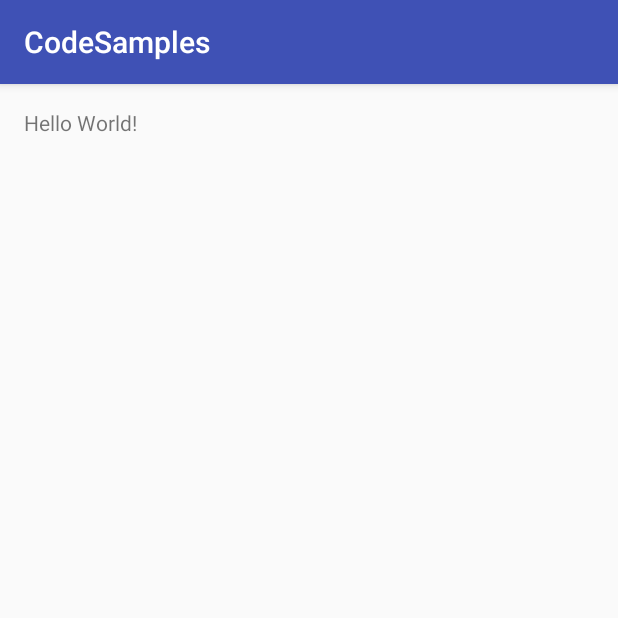
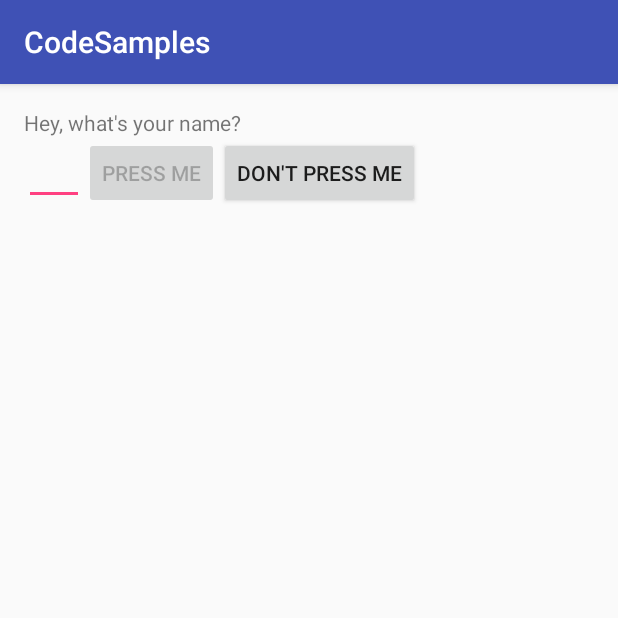
Before and after one commit to auval/AndroidWorkshop, an Android app: the screen it shows after launch (MainActivity), on a phone screen of 412 x 824 dp, the top half of it. Run offline under Robolectric (Android 15) with nearby library versions, the phone set to English and light mode, and no system bars.

Commit message:
Added link to lecture slides #2 Added an example

```diff
--- a/app/src/main/java/org/shenkar/auval/codesamples/MainActivity.java
+++ b/app/src/main/java/org/shenkar/auval/codesamples/MainActivity.java
@@ -1,13 +1,68 @@
 package org.shenkar.auval.codesamples;
 
+import android.os.Bundle;
 import android.support.v7.app.AppCompatActivity;
-import android.os.Bundle;
+import android.text.Editable;
+import android.text.TextWatcher;
+import android.view.View;
+import android.widget.EditText;
+import android.widget.Toast;
 
+/**
+ * Lesson 2 example:
+ * - Relative Layout
+ * - findViewById
+ * - setting listeners
+ *
+ * Warning: Hard-coded strings and not RTL in mind yet
+ *
+ * @author Amir
+ */
 public class MainActivity extends AppCompatActivity {
+    EditText name;
 
     @Override
     protected void onCreate(Bundle savedInstanceState) {
         super.onCreate(savedInstanceState);
         setContentView(R.layout.activity_main);
+
+        name = (EditText) findViewById(R.id.the_name);
+
+        final View b1 = findViewById(R.id.button1);
+
+        name.addTextChangedListener(new TextWatcher() {
+            @Override
+            public void beforeTextChanged(CharSequence charSequence, int i, int i1, int i2) {
+
+            }
+
+            @Override
+            public void onTextChanged(CharSequence charSequence, int i, int i1, int i2) {
+
+            }
+
+            @Override
+            public void afterTextChanged(Editable editable) {
+                if (editable.length() > 0) {
+                    b1.setEnabled(true);
+                } else {
+                    b1.setEnabled(false);
+                }
+            }
+        });
+        final View b2 = findViewById(R.id.button2);
+        b2.setOnClickListener(new View.OnClickListener() {
+            @Override
+            public void onClick(View view) {
+                name.setText("Boo!");
+            }
+        });
+
     }
+
+    public void buttonWasPressed(View v) {
+        Toast.makeText(this, "hello " + name.getText(), Toast.LENGTH_LONG).show();
+    }
+
+
 }
--- a/app/src/main/res/layout/activity_main.xml
+++ b/app/src/main/res/layout/activity_main.xml
@@ -1,7 +1,7 @@
 <?xml version="1.0" encoding="utf-8"?>
-<RelativeLayout xmlns:android="http://schemas.android.com/apk/res/android"
+<RelativeLayout android:id="@+id/activity_main"
+                xmlns:android="http://schemas.android.com/apk/res/android"
                 xmlns:tools="http://schemas.android.com/tools"
-    android:id="@+id/activity_main"
                 android:layout_width="match_parent"
                 android:layout_height="match_parent"
                 android:paddingBottom="@dimen/activity_vertical_margin"
@@ -11,7 +11,34 @@
                 tools:context="org.shenkar.auval.codesamples.MainActivity">
 
     <TextView
+        android:id="@+id/hello"
         android:layout_width="wrap_content"
         android:layout_height="wrap_content"
-        android:text="Hello World!" />
+        android:text="Hey, what's your name?"/>
+
+    <EditText
+        android:id="@+id/the_name"
+        android:layout_width="wrap_content"
+        android:layout_height="wrap_content"
+        android:layout_below="@+id/hello"
+        android:minWidth="40dp"/>
+
+    <Button
+        android:id="@+id/button1"
+        android:layout_width="wrap_content"
+        android:layout_height="wrap_content"
+        android:layout_alignBaseline="@+id/the_name"
+        android:layout_toRightOf="@id/the_name"
+        android:enabled="false"
+        android:onClick="buttonWasPressed"
+        android:text="Press Me"/>
+
+    <Button
+        android:id="@+id/button2"
+        android:layout_width="wrap_content"
+        android:layout_height="wrap_content"
+        android:layout_alignBaseline="@+id/the_name"
+        android:layout_toRightOf="@id/button1"
+        android:text="Don't Press Me"/>
+
 </RelativeLayout>
```
Also changed, not shown: 2 other files. Lines whose indentation alone changed are shown as unchanged.
